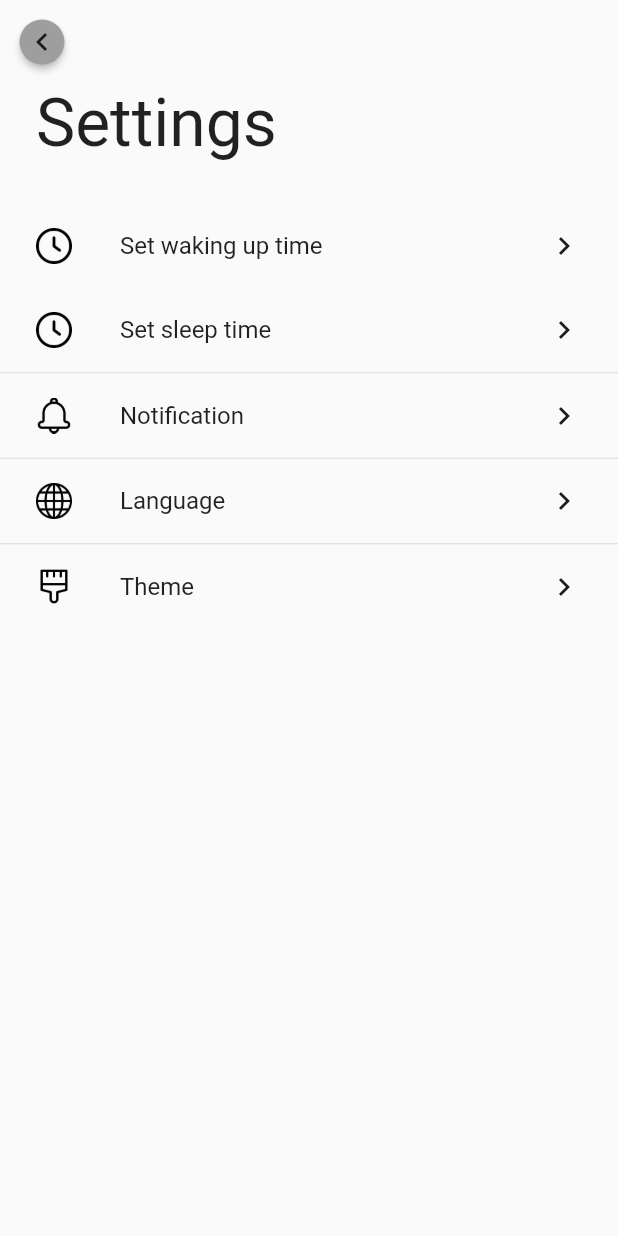
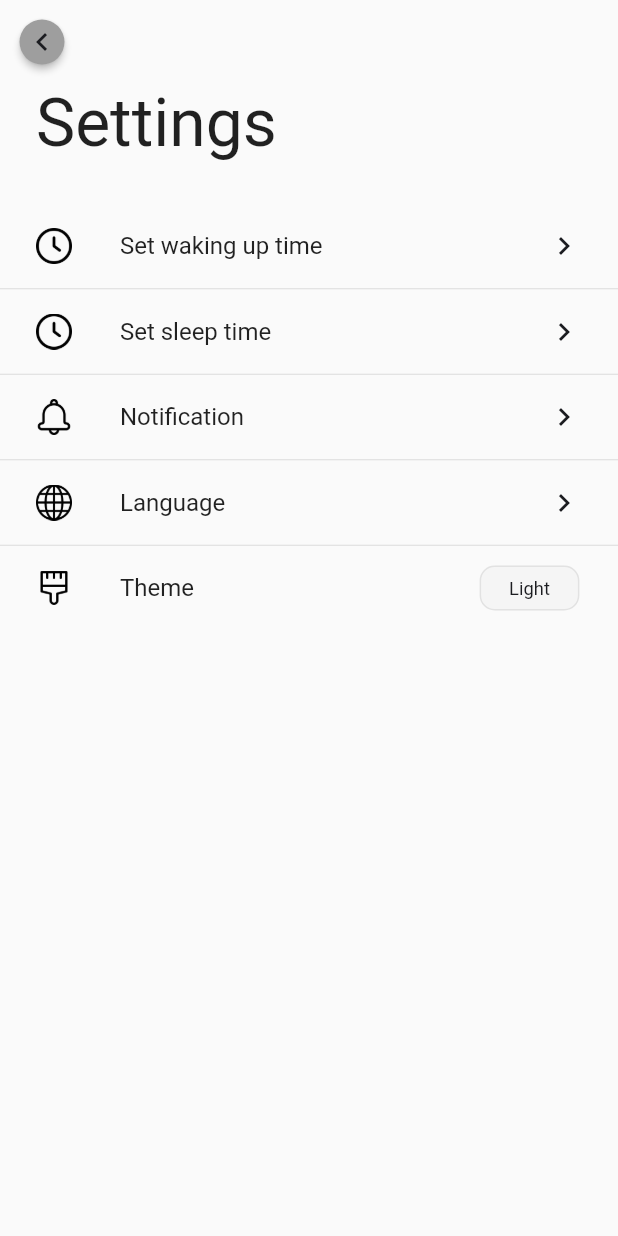
Before and after one commit to CanberkD/flutter-mood-tracker-app, a Flutter app: the SettingsView screen opened by its route, on a phone screen of 412 x 824 dp. Run offline on Flutter 3.47's test engine with Material 2 defaults, Android fonts, the phone set to English and light mode, and no system bars; our stand-ins replace awesome_notifications, dropdown_button2, flutter_mobx, mobx, shared_preferences; missing offline and left inert: android_alarm_manager_plus, time_picker_sheet; accounts and stored records are empty; generated files the repository leaves out were written again.

Commit message:
theme option completed

```diff
--- a/lib/core/components/button/toggle_button.dart
+++ b/lib/core/components/button/toggle_button.dart
@@ -14,6 +14,7 @@ class ToggleButton extends StatefulWidget {
     double? width,
     double? heigth,
     double? borderRadius,
+    bool? isShadowVisible,
   })  : _notSelectedColor = notSelectedColor,
         _selectedColor = selectedColor,
         _child = notSelectedChild,
@@ -23,6 +24,7 @@ class ToggleButton extends StatefulWidget {
         _height = heigth ?? 100,
         _borderRadius = borderRadius ?? 10.0,
         _borderColor = borderColor ?? Colors.black12,
+        _isShadowVisible = isShadowVisible ?? true,
         super(key: key);
 
   final void Function(bool isSelected) onpressed;
@@ -35,6 +37,7 @@ class ToggleButton extends StatefulWidget {
   final Color _notSelectedColor;
   final double _borderRadius;
   final Color _borderColor;
+  final bool _isShadowVisible;
 
   @override
   State<ToggleButton> createState() => _ToggleButtonState();
@@ -109,9 +112,9 @@ class _ToggleButtonState extends State<ToggleButton> {
                   : widget._notSelectedColor,
               borderRadius: BorderRadiusDirectional.all(
                   Radius.circular(widget._borderRadius)),
-              boxShadow: [
+              boxShadow: widget._isShadowVisible ? [
                 _isSelected ? const BoxShadow() : simpleBoxShadow,
-              ],
+              ] : [],
             ),
             child: FittedBox(
                 fit: BoxFit.fitHeight,
--- a/lib/product/components/text/subtitle_text.dart
+++ b/lib/product/components/text/subtitle_text.dart
@@ -1,5 +1,4 @@
 import 'package:flutter/material.dart';
-import 'package:flutter_mood_tracker/product/consts/color.dart';
 import 'package:flutter_mood_tracker/product/consts/size.dart';
 
 class SubTitle extends StatelessWidget {
@@ -24,7 +23,7 @@ class SubTitle extends StatelessWidget {
       child: Align(
         alignment: alignment != null ? alignment! : Alignment.centerLeft,
         child: Text(text,
-        style: Theme.of(context).textTheme.subtitle1?.copyWith(color: ProjectColors.primaryBlack.value(), fontSize: FontSizes.subHeader.value(), fontWeight: FontWeight.w300,),)),
+        style: Theme.of(context).textTheme.subtitle1?.copyWith(fontSize: FontSizes.subHeader.value(), fontWeight: FontWeight.w300,),)),
     );
   }
 }
--- a/lib/product/pages/settings/view/settings_view.dart
+++ b/lib/product/pages/settings/view/settings_view.dart
@@ -17,6 +17,8 @@ import 'package:flutter_mood_tracker/product/consts/size.dart';
 import 'package:flutter_mood_tracker/product/pages/settings/model/settings_model.dart';
 import 'package:flutter_mood_tracker/product/service/awesome_notifications_service.dart';
 import 'package:flutter_mood_tracker/product/storage/shared_pref.dart';
+import 'package:flutter_mood_tracker/product/theme/theme_store.dart';
+import 'package:provider/provider.dart';
 import 'package:time_picker_sheet/widget/sheet.dart';
 import 'package:time_picker_sheet/widget/time_picker.dart';
 
@@ -70,9 +72,10 @@ class SettingsView extends StatelessWidget {
                         nextAlarmSetup();
                       }
                     },
-                    imgPath: PngPaths(themeInfo: ThemeInfo.dark).clock,
+                    imgPath: PngPaths(themeInfo: Theme.of(context).brightness == Brightness.light ?  ThemeInfo.dark: ThemeInfo.light).clock,
                     text: 'Set waking up time',
                   ),
+                  const Divider(height: 1),
                   SettingsMenuItem(
                     onPressed: Platform.isIOS ? () {ScaffoldMessenger.of(context).showSnackBar(const SnackBar(content: Text('Notification works only on Android.'),));} : () async {
                       final result = await TimePicker.show<DateTime?>(
@@ -91,7 +94,6 @@ class SettingsView extends StatelessWidget {
                         ),
                       );
                       if(result != null){
-
                         SharedPref sharedPref = SharedPref();
                         SettingsModel savedSettingsModel = sharedPref.getSavedSettingsModel();
                         savedSettingsModel.setSleepHour = result.hour;
@@ -100,7 +102,7 @@ class SettingsView extends StatelessWidget {
                         nextAlarmSetup();
                       }
                     },
-                    imgPath: PngPaths(themeInfo: ThemeInfo.dark).clock,
+                    imgPath: PngPaths(themeInfo: Theme.of(context).brightness == Brightness.light ?  ThemeInfo.dark: ThemeInfo.light).clock,
                     text: 'Set sleep time',
                   ),
                   const Divider(height: 1),
@@ -113,20 +115,43 @@ class SettingsView extends StatelessWidget {
                           return NotificationWidget(sharedPref: sharedPref);
                         },);
                     },
-                    imgPath: PngPaths(themeInfo: ThemeInfo.dark).notification,
+                    imgPath: PngPaths(themeInfo: Theme.of(context).brightness == Brightness.light ?  ThemeInfo.dark: ThemeInfo.light).notification,
                     text: 'Notification',
                   ),
                   const Divider(height: 1),
                   SettingsMenuItem(
                     onPressed: () {},
-                    imgPath: PngPaths(themeInfo: ThemeInfo.dark).world,
+                    imgPath: PngPaths(themeInfo: Theme.of(context).brightness == Brightness.light ?  ThemeInfo.dark: ThemeInfo.light).world,
                     text: 'Language',
                   ),
                   const Divider(height: 1),
                   SettingsMenuItem(
-                    onPressed: () {},
-                    imgPath: PngPaths(themeInfo: ThemeInfo.dark).theme,
+                    onPressed: () {
+                      //Changing theme. User settings in storage, change inside this method.
+                    },
+                    imgPath: PngPaths(themeInfo: Theme.of(context).brightness == Brightness.light ?  ThemeInfo.dark: ThemeInfo.light).theme,
                     text: 'Theme',
+                    trailingWidget: Padding(
+                      padding: EdgeInsets.symmetric(vertical: SettingsConst.themeToggleButtonPadding),
+                      child: ToggleButton(
+                        width: SettingsConst.themeToggleButtonWidth,
+                        onpressed: (isSelected) {
+                          context.read<ThemeStore>().switchTheme();
+                        },
+                        notSelectedColor:ProjectColors.primaryBlack.value(),
+                        selectedColor:  ProjectColors.primaryWhite.value(),
+                        notSelectedChild: const Padding(
+                          padding: EdgeInsets.all(8.0),
+                          child: Text('Dark'),
+                        ),
+                        selectedChild: Padding(
+                          padding: const EdgeInsets.all(8.0),
+                          child: Text('Light', style: TextStyle(color: ProjectColors.primaryBlack.value()),),
+                        ),
+                        isShadowVisible: false,
+                        isSelected: sharedPref.getSavedSettingsModel().isThemeLight
+                        ),
+                    ),
                   ),
                 ],
               ),
@@ -170,7 +195,7 @@ class NotificationWidget extends StatelessWidget {
                           settingsModel.setIsNotificationOn = isSelected;
                           sharedPref.saveSettingsModel(settingsModel);
                           if (isSelected) {
-                            notificationService.simpleNotification();
+                            notificationService.simpleNotificationNotificationOn();
                             nextAlarmSetup();
                           }
                           else {
@@ -235,9 +260,10 @@ class SettingsMenuItem extends StatelessWidget {
           leading: SizedBox(
             width: SettingsConst.mainMenuIconSize,
             height: SettingsConst.mainMenuIconSize,
-            child: Image.asset(imgPath)),
+            child: Image.asset(imgPath)
+          ),
           title: Text(text),
-          trailing: trailingWidget ?? Icon(Icons.chevron_right, color: ProjectColors.primaryBlack.value(),),
+          trailing: trailingWidget ?? Icon(Icons.chevron_right, color: Theme.of(context).brightness == Brightness.light ?  ProjectColors.primaryBlack.value() : ProjectColors.primaryWhite.value(),),
         ),
       ),
     );
@@ -265,7 +291,7 @@ class _NotificationCountSelectionState extends State<NotificationCountSelection>
   void initState() {
     super.initState();
     dropDownCounterItemList = List.empty(growable: true);
-    for(int i = 1; i < 75; i++){
+    for(int i = 1; i < SettingsConst.maxNotificationCount; i++){
       dropDownCounterItemList.add(DropdownMenuItem(value: i,child: Text(i.toString()),));
     }
     counterValue = widget.sharedPref.getSavedSettingsModel().notificationCountInADay;
@@ -296,4 +322,7 @@ class SettingsConst {
   static TextStyle timePickerTitleTextStyle =   TextStyle(fontWeight: FontWeight.bold, fontSize: 16, color: ProjectColors.primaryBlack.value());
   static double get notificationOnOffButtonWidth => 70.0;
   static double get notificationOnOffButtonHeight => 40.0;
+  static double get themeToggleButtonPadding => 13.0;
+  static double get themeToggleButtonWidth => 70;
+  static int get maxNotificationCount => 10;
 }
--- a/pubspec.yaml
+++ b/pubspec.yaml
@@ -36,6 +36,7 @@ dependencies:
   #state management
   mobx: ^2.0.7+5
   flutter_mobx: ^2.0.6+1
+  provider: ^6.0.3
 
   #date
   intl: ^0.17.0
```
Also changed, not shown: lib/main.dart (+37 -20 lines), lib/product/pages/home/view/homepage_view.dart (+5 -3 lines), lib/product/pages/home/view/widgets.dart (+27 -16 lines), lib/product/pages/home/viewmodel/homepage_viewmodel.dart (+7 -15 lines), lib/product/service/awesome_notifications_service.dart (+11 -14 lines), lib/product/theme/theme.dart (+18 -5 lines), lib/product/theme/theme_store.dart (added, +45 -0 lines), lib/product/theme/theme_store.g.dart (added), pubspec.lock.
